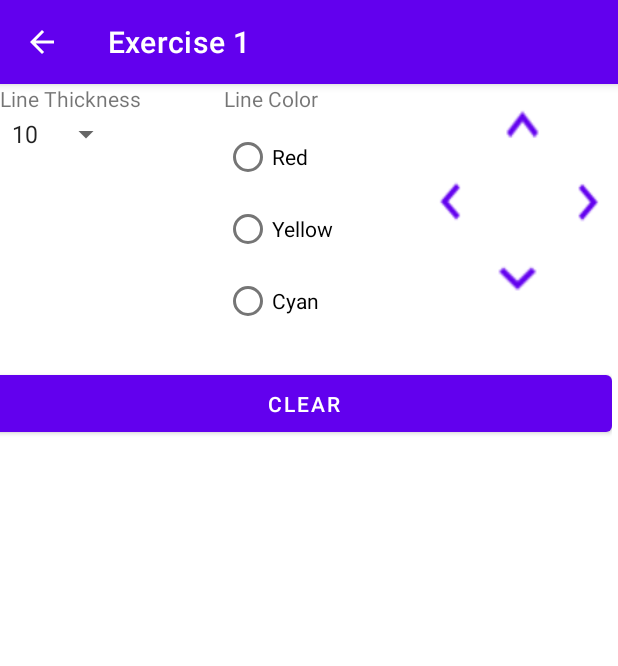
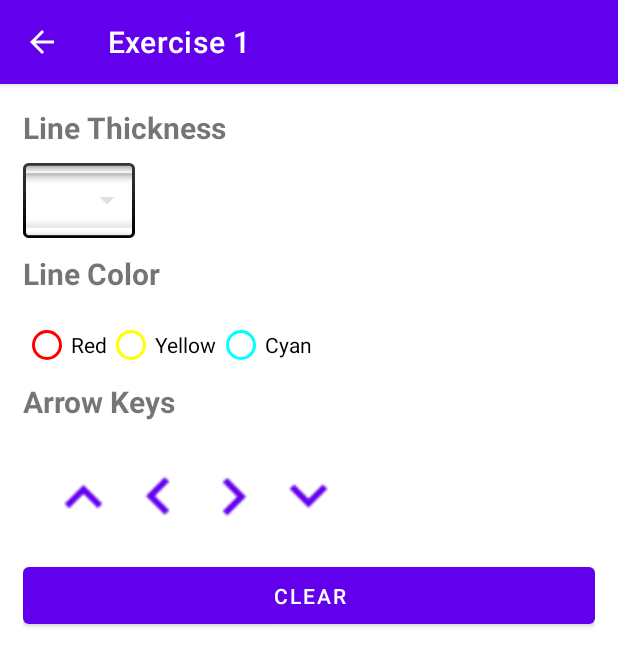
Before and after one commit to DemarioDouce/GraphiAni-Android, an Android app: the Exercise1Activity screen opened directly, with no data from a screen before it, on a phone screen of 412 x 824 dp. Shown: the top 666 px of the screen. Run offline under Robolectric (Android 15) with nearby library versions, the phone set to English and light mode, and no system bars.

Commit message:
Improved UI of exercise1 layout.

```diff
--- a/app/src/main/java/com/demariodouce/myapplication/Exercise1Activity.java
+++ b/app/src/main/java/com/demariodouce/myapplication/Exercise1Activity.java
@@ -33,123 +33,123 @@ public class Exercise1Activity extends AppCompatActivity {
         super.onCreate(savedInstanceState);
         setContentView(R.layout.activity_exercise1);
 
-        spinner = (Spinner) findViewById(R.id.spinner);
-        final String[] sizes = { "10", "20", "30", "40", "50" };
-
-        ArrayAdapter<String> adapter = new ArrayAdapter<String>(this, android.R.layout.simple_spinner_item, sizes);
-
-        adapter.setDropDownViewResource(android.R.layout.simple_spinner_dropdown_item);
-        spinner.setAdapter(adapter);
-        imgView =(ImageView)findViewById(R.id.imageView);
-        btnUp = (Button) findViewById(R.id.btnUp);
-        btnDown = (Button) findViewById(R.id.btnDown);
-        btnLeft = (Button) findViewById(R.id.btnLeft);
-        btnRight = (Button) findViewById(R.id.btnRight);
-        btnClear =(Button) findViewById(R.id.btnClear);
-        rdRed = (RadioButton) findViewById(R.id.rdRed);
-        rdYYellow = (RadioButton) findViewById(R.id.rdYellow);
-        rdCyan = (RadioButton) findViewById(R.id.rdCyan);
-        bitmap  = Bitmap.createBitmap(
-                500, // Width
-                300, // Height
-                Bitmap.Config.ARGB_8888 // Config
-        );
-        canvas = new Canvas(bitmap);
-
-        btnClear.setOnClickListener(new View.OnClickListener() {
-            @Override
-            public void onClick(View v) {
-                bitmap  = Bitmap.createBitmap(
-                        500, // Width
-                        400, // Height
-                        Bitmap.Config.ARGB_8888 );// Config
-                canvas = new Canvas(bitmap);
-                imgView.setImageBitmap(bitmap);
-
-                int offsetX=200;
-                int offsetY=450;
-            }
-        });
-
-        btnDown.setOnClickListener(new View.OnClickListener() {
-            @Override
-            public void onClick(View v) {
-                setSyle();
-                canvas.getWidth();
-                // Draw a line on canvas at the center position
-                canvas.drawLine(
-                        offsetX,  // startX
-                        offsetY,
-                        offsetX,// stopX
-                        offsetY =offsetY+3 == canvas.getHeight() ? offsetY : offsetY+3, // stopY
-                        paint    // Paint
-                );
-                // Display the newly created bitmap on app interface
-                imgView.setImageBitmap(bitmap);
-            }
-        });
-
-        btnUp.setOnClickListener(new View.OnClickListener() {
-            @Override
-            public void onClick(View v) {
-                setSyle();
-                canvas.getWidth();
-                // Draw a line on canvas at the center position
-                canvas.drawLine(
-                        offsetX,  // startX
-                        offsetY, // startY
-                        offsetX, // stopX
-                        offsetY = offsetY-3 == 0 ? offsetY : offsetY-3,// , // stopY
-                        paint    // Paint
-                );
-                imgView.setImageBitmap(bitmap);
-            }
-        });
-
-        btnLeft.setOnClickListener(new View.OnClickListener() {
-            @Override
-            public void onClick(View v) {
-                setSyle();
-                canvas.getWidth();
-                // Draw a line on canvas at the center position
-                canvas.drawLine(
-                        offsetX,  // startX
-                        offsetY, // startY
-                        offsetX=offsetX+3 == canvas.getWidth() ? offsetX : offsetX+3, // stopX
-                        offsetY, // stopY
-                        paint    // Paint// stopY
-                        // Paint
-                );
-                // Display the newly created bitmap on app interface
-                imgView.setImageBitmap(bitmap);
-            }
-        });
-
-        btnRight.setOnClickListener(new View.OnClickListener() {
-            @Override
-            public void onClick(View v) {
-                setSyle();
-                canvas.getWidth();
-                canvas.drawLine(
-                        offsetX,  // startX
-                        offsetY, // startY
-                        offsetX= offsetX-3 == 0 ? offsetX : offsetX-3, // stopX
-                        offsetY, // stopY
-                        paint    // Paint
-                );
-                // Display the newly created bitmap on app interface
-                imgView.setImageBitmap(bitmap);
-            }
-        });
-    }
-
-    void setSyle()
-    {
-        color = rdRed.isChecked()? Color.RED :rdCyan.isChecked()? Color.CYAN: rdYYellow.isChecked()? Color.YELLOW: Color.YELLOW;
-        paint.setColor(color);
-        paint.setStyle(Paint.Style.STROKE);
-        paint.setStrokeWidth((Float.parseFloat(spinner.getSelectedItem().toString())));
-        paint.setAntiAlias(true);
+//        spinner = (Spinner) findViewById(R.id.spinner);
+//        final String[] sizes = { "10", "20", "30", "40", "50" };
+//
+//        ArrayAdapter<String> adapter = new ArrayAdapter<String>(this, android.R.layout.simple_spinner_item, sizes);
+//
+//        adapter.setDropDownViewResource(android.R.layout.simple_spinner_dropdown_item);
+//        spinner.setAdapter(adapter);
+//        imgView =(ImageView)findViewById(R.id.imageView);
+//        btnUp = (Button) findViewById(R.id.btnUp);
+//        btnDown = (Button) findViewById(R.id.btnDown);
+//        btnLeft = (Button) findViewById(R.id.btnLeft);
+//        btnRight = (Button) findViewById(R.id.btnRight);
+//        btnClear =(Button) findViewById(R.id.btnClear);
+//        rdRed = (RadioButton) findViewById(R.id.rdRed);
+//        rdYYellow = (RadioButton) findViewById(R.id.rdYellow);
+//        rdCyan = (RadioButton) findViewById(R.id.rdCyan);
+//        bitmap  = Bitmap.createBitmap(
+//                500, // Width
+//                300, // Height
+//                Bitmap.Config.ARGB_8888 // Config
+//        );
+//        canvas = new Canvas(bitmap);
+//
+//        btnClear.setOnClickListener(new View.OnClickListener() {
+//            @Override
+//            public void onClick(View v) {
+//                bitmap  = Bitmap.createBitmap(
+//                        500, // Width
+//                        400, // Height
+//                        Bitmap.Config.ARGB_8888 );// Config
+//                canvas = new Canvas(bitmap);
+//                imgView.setImageBitmap(bitmap);
+//
+//                int offsetX=200;
+//                int offsetY=450;
+//            }
+//        });
+//
+//        btnDown.setOnClickListener(new View.OnClickListener() {
+//            @Override
+//            public void onClick(View v) {
+//                setSyle();
+//                canvas.getWidth();
+//                // Draw a line on canvas at the center position
+//                canvas.drawLine(
+//                        offsetX,  // startX
+//                        offsetY,
+//                        offsetX,// stopX
+//                        offsetY =offsetY+3 == canvas.getHeight() ? offsetY : offsetY+3, // stopY
+//                        paint    // Paint
+//                );
+//                // Display the newly created bitmap on app interface
+//                imgView.setImageBitmap(bitmap);
+//            }
+//        });
+//
+//        btnUp.setOnClickListener(new View.OnClickListener() {
+//            @Override
+//            public void onClick(View v) {
+//                setSyle();
+//                canvas.getWidth();
+//                // Draw a line on canvas at the center position
+//                canvas.drawLine(
+//                        offsetX,  // startX
+//                        offsetY, // startY
+//                        offsetX, // stopX
+//                        offsetY = offsetY-3 == 0 ? offsetY : offsetY-3,// , // stopY
+//                        paint    // Paint
+//                );
+//                imgView.setImageBitmap(bitmap);
+//            }
+//        });
+//
+//        btnLeft.setOnClickListener(new View.OnClickListener() {
+//            @Override
+//            public void onClick(View v) {
+//                setSyle();
+//                canvas.getWidth();
+//                // Draw a line on canvas at the center position
+//                canvas.drawLine(
+//                        offsetX,  // startX
+//                        offsetY, // startY
+//                        offsetX=offsetX+3 == canvas.getWidth() ? offsetX : offsetX+3, // stopX
+//                        offsetY, // stopY
+//                        paint    // Paint// stopY
+//                        // Paint
+//                );
+//                // Display the newly created bitmap on app interface
+//                imgView.setImageBitmap(bitmap);
+//            }
+//        });
+//
+//        btnRight.setOnClickListener(new View.OnClickListener() {
+//            @Override
+//            public void onClick(View v) {
+//                setSyle();
+//                canvas.getWidth();
+//                canvas.drawLine(
+//                        offsetX,  // startX
+//                        offsetY, // startY
+//                        offsetX= offsetX-3 == 0 ? offsetX : offsetX-3, // stopX
+//                        offsetY, // stopY
+//                        paint    // Paint
+//                );
+//                // Display the newly created bitmap on app interface
+//                imgView.setImageBitmap(bitmap);
+//            }
+//        });
+//    }
+//
+//    void setSyle()
+//    {
+//        color = rdRed.isChecked()? Color.RED :rdCyan.isChecked()? Color.CYAN: rdYYellow.isChecked()? Color.YELLOW: Color.YELLOW;
+//        paint.setColor(color);
+//        paint.setStyle(Paint.Style.STROKE);
+//        paint.setStrokeWidth((Float.parseFloat(spinner.getSelectedItem().toString())));
+//        paint.setAntiAlias(true);
     }
 
 }
--- a/app/src/main/java/com/demariodouce/myapplication/line.java
+++ /dev/null
@@ -1,26 +0,0 @@
-package com.demariodouce.myapplication;
-
-import android.content.Context;
-import android.graphics.Canvas;
-import android.graphics.Color;
-import android.graphics.Paint;
-import android.view.View;
-
-public class line  extends View {
-    public line(Context context) {
-        super(context);
-    }
-    @Override
-
-
-    protected void onDraw(Canvas canvas) {
-        super.onDraw(canvas);
-        Paint paint = new Paint();
-        paint.setColor(Color.RED);
-        paint.setStyle(Paint.Style.STROKE);
-        paint.setStrokeWidth(1);
-        paint.setAntiAlias(true);
-        canvas.drawCircle(10,10, 10, paint);
-    }
-
-}
--- a/app/src/main/res/layout/activity_exercise1.xml
+++ b/app/src/main/res/layout/activity_exercise1.xml
@@ -1,191 +1,113 @@
 <?xml version="1.0" encoding="utf-8"?>
-<RelativeLayout xmlns:android="http://schemas.android.com/apk/res/android"
-    xmlns:app="http://schemas.android.com/apk/res-auto"
-    xmlns:tools="http://schemas.android.com/tools"
+<LinearLayout xmlns:android="http://schemas.android.com/apk/res/android"
     android:layout_width="match_parent"
     android:layout_height="match_parent"
-    tools:context=".Exercise1Activity">
-
-    <LinearLayout
-        android:layout_width="match_parent"
-        android:layout_height="match_parent"
-        android:orientation="horizontal">
-
-        <LinearLayout
-            android:layout_width="wrap_content"
-            android:layout_height="45dp"
-            android:layout_weight="1"
-            android:orientation="vertical">
+    android:paddingLeft="15dp"
+    android:paddingRight="15dp"
+    android:paddingTop="15dp"
+    android:paddingBottom="15dp"
+    android:orientation="vertical"
+    >
 
     <TextView
-                android:id="@+id/txttTickness"
-                android:layout_width="match_parent"
-                android:layout_height="32dp"
-                android:layout_weight="1"
+        android:id="@+id/txtThickness"
+        android:layout_width="wrap_content"
+        android:layout_height="wrap_content"
+        android:textSize="20sp"
+        android:textStyle="bold"
+        android:layout_marginBottom="10dp"
         android:text="Line Thickness" />
 
     <Spinner
         android:id="@+id/spinner"
-                android:layout_width="wrap_content"
-                android:layout_height="35dp"
-                android:layout_weight="1" />
-
-        </LinearLayout>
-
-        <LinearLayout
-            android:layout_width="62dp"
-            android:layout_height="174dp"
-            android:layout_weight="1"
-            android:orientation="vertical">
+        android:layout_width="80dp"
+        android:layout_height="50dp"
+        android:dropDownSelector="@android:drawable/arrow_down_float"
+        android:foreground="@android:drawable/spinner_background"
+        android:layout_marginBottom="10dp"
+/>
 
     <TextView
         android:id="@+id/textView3"
-                android:layout_width="match_parent"
+        android:layout_width="wrap_content"
         android:layout_height="wrap_content"
-                android:layout_weight="1"
+        android:textSize="20sp"
+        android:textStyle="bold"
+        android:layout_marginBottom="10dp"
         android:text="Line Color" />
 
     <RadioGroup
-                android:layout_width="match_parent"
-                android:layout_height="143dp"
-                android:layout_weight="1">
+        android:layout_width="wrap_content"
+        android:layout_height="wrap_content"
+        android:orientation="horizontal"
+       >
 
         <RadioButton
             android:id="@+id/rdRed"
-                    android:layout_width="match_parent"
+            android:layout_width="wrap_content"
             android:layout_height="wrap_content"
+            android:buttonTint="#FF0000"
             android:text="Red" />
 
         <RadioButton
             android:id="@+id/rdYellow"
-                    android:layout_width="match_parent"
+            android:layout_width="wrap_content"
             android:layout_height="wrap_content"
+            android:buttonTint="#FFFF00"
             android:text="Yellow" />
 
         <RadioButton
             android:id="@+id/rdCyan"
-                    android:layout_width="match_parent"
+            android:layout_width="wrap_content"
             android:layout_height="wrap_content"
+            android:buttonTint="#00FFFF"
             android:text="Cyan" />
 
     </RadioGroup>
-        </LinearLayout>
 
-        <TableLayout
-            android:layout_width="132dp"
-            android:layout_height="158dp"
-            android:layout_marginEnd="0dp"
-            android:layout_marginRight="0dp"
-            android:layout_marginBottom="0dp">
-
-            <TableRow
-                android:layout_width="match_parent"
-                android:layout_height="match_parent">
+    <TextView
+        android:id="@+id/textView4"
+        android:layout_width="wrap_content"
+        android:layout_height="wrap_content"
+        android:textSize="20sp"
+        android:textStyle="bold"
+        android:layout_marginBottom="10dp"
+        android:text="Arrow Keys" />
 
     <LinearLayout
         android:layout_width="wrap_content"
-                    android:layout_height="match_parent"
+        android:layout_height="wrap_content"
+        android:paddingLeft="15dp"
+        android:paddingRight="15dp"
+        android:paddingTop="15dp"
+        android:paddingBottom="15dp"
         android:orientation="horizontal">
-
-                    <Space
-                        android:layout_width="47dp"
-                        android:layout_height="match_parent" />
 
     <Button
         android:id="@+id/btnUp"
-                        android:layout_width="48dp"
-                        android:layout_height="match_parent"
-                        android:layout_weight="1"
+        android:layout_width="50dp"
+        android:layout_height="50dp"
         android:background="@drawable/ic_keyboard_arrow_up_black_24dp" />
-
-                    <Space
-                        android:layout_width="49dp"
-                        android:layout_height="55dp"
-                        android:layout_weight="1" />
-
-                </LinearLayout>
-
-            </TableRow>
-
-            <TableRow
-                android:layout_width="match_parent"
-                android:layout_height="match_parent">
-
-                <LinearLayout
-                    android:layout_width="wrap_content"
-                    android:layout_height="51dp"
-                    android:orientation="horizontal">
 
         <Button
             android:id="@+id/btnRight"
-                        android:layout_width="wrap_content"
-                        android:layout_height="wrap_content"
-                        android:layout_weight="1"
+            android:layout_width="50dp"
+            android:layout_height="50dp"
             android:background="@drawable/ic_keyboard_arrow_left_black_24dp" />
-
-                    <Space
-                        android:layout_width="50dp"
-                        android:layout_height="match_parent" />
 
         <Button
             android:id="@+id/btnLeft"
-                        android:layout_width="wrap_content"
-                        android:layout_height="wrap_content"
-                        android:layout_weight="1"
+            android:layout_width="50dp"
+            android:layout_height="50dp"
             android:background="@drawable/ic_keyboard_arrow_right_black_24dp" />
-
-                </LinearLayout>
-
-            </TableRow>
-
-            <TableRow
-                android:layout_width="match_parent"
-                android:layout_height="match_parent">
-
-                <LinearLayout
-                    android:layout_width="128dp"
-                    android:layout_height="match_parent"
-                    android:orientation="horizontal">
-
-                    <Space
-                        android:layout_width="43dp"
-                        android:layout_height="match_parent"
-                        android:layout_weight="1" />
 
         <Button
             android:id="@+id/btnDown"
-                        android:layout_width="52dp"
-                        android:layout_height="match_parent"
-                        android:layout_weight="1"
+            android:layout_width="50dp"
+            android:layout_height="50dp"
             android:background="@drawable/ic_keyboard_arrow_down_black_24dp" />
 
-                    <Space
-                        android:layout_width="46dp"
-                        android:layout_height="match_parent"
-                        android:layout_weight="1" />
-
     </LinearLayout>
-            </TableRow>
-
-        </TableLayout>
-
-    </LinearLayout>
-
-    <LinearLayout
-        android:layout_width="match_parent"
-        android:layout_height="505dp"
-
-        android:layout_alignParentStart="true"
-        android:layout_alignParentTop="true"
-        android:layout_alignParentEnd="true"
-        android:layout_alignParentRight="true"
-        android:layout_alignParentBottom="true"
-        android:layout_marginStart="-4dp"
-        android:layout_marginTop="188dp"
-        android:layout_marginEnd="4dp"
-        android:layout_marginRight="4dp"
-        android:layout_marginBottom="-3dp"
-        android:orientation="vertical">
 
     <Button
         android:id="@+id/btnClear"
@@ -204,5 +126,3 @@
         android:layout_marginBottom="0dp" />
 
 </LinearLayout>
-
-</RelativeLayout>
```
Lines whose indentation alone changed are shown as unchanged.
